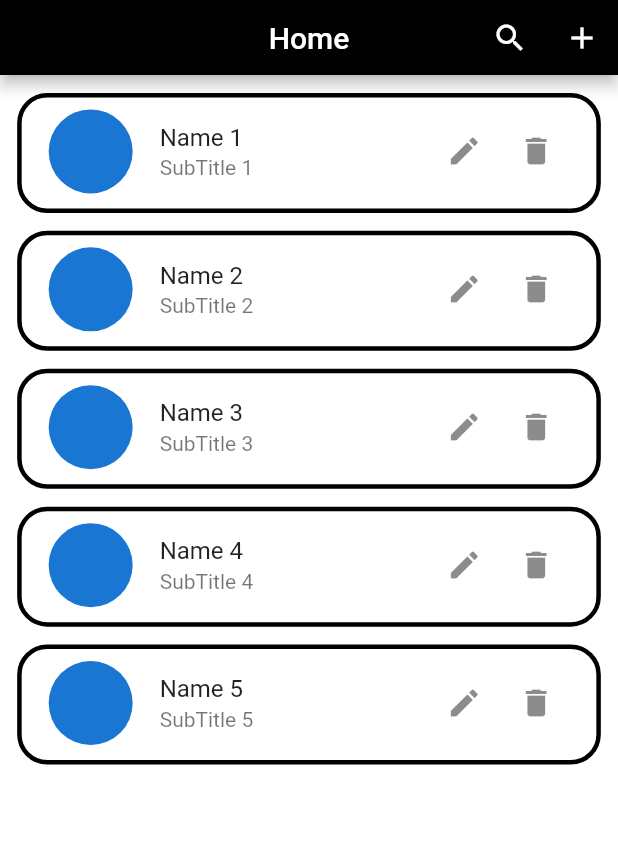
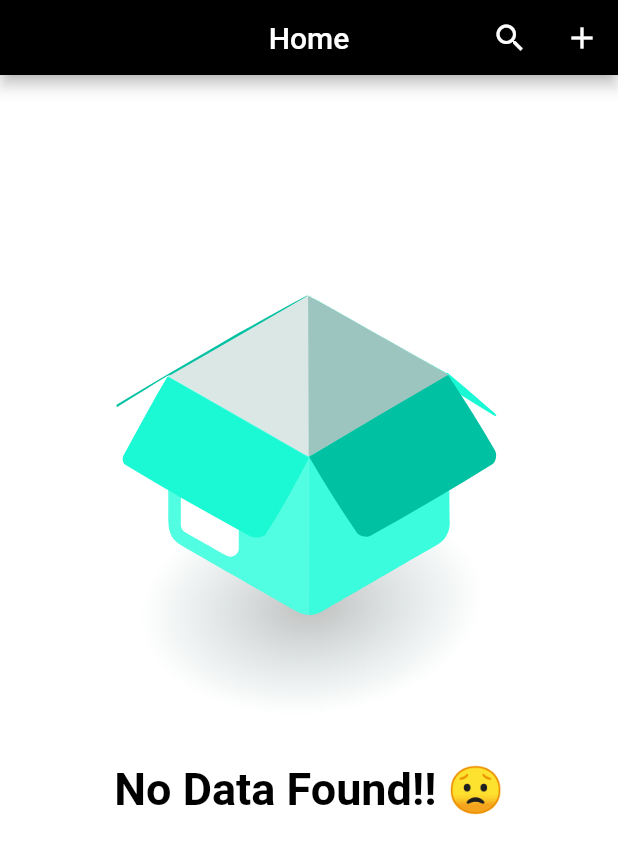
Before and after one commit to JiyadAhammad/student-mgnt, a Flutter app: the screen it shows after launch, on a phone screen of 412 x 824 dp. Shown: the top 854 px of the screen. Run offline on Flutter 3.47's test engine with Material 2 defaults, Android fonts, the phone set to English and light mode, and no system bars; our stand-ins replace flutter_screenutil, get, hive, hive_flutter, image_picker, lottie and 1 more; missing offline and left inert: dart:ffi; accounts and stored records are empty.

Commit message:
data add and delete

```diff
--- a/lib/constant/color/colors.dart
+++ b/lib/constant/color/colors.dart
@@ -5,3 +5,4 @@ final kgrey = Colors.grey[400];
 const kblack = Colors.black;
 const kwhite = Colors.white;
 const kred = Colors.red;
+const kgreen = Colors.green;
--- a/lib/view/home/home_screen.dart
+++ b/lib/view/home/home_screen.dart
@@ -1,27 +1,80 @@
+import 'dart:developer';
+import 'dart:io';
 import 'package:flutter/material.dart';
 import 'package:flutter_screenutil/flutter_screenutil.dart';
 import 'package:get/get.dart';
+import 'package:lottie/lottie.dart';
 import 'package:student/constant/color/colors.dart';
+import 'package:student/controller/controller/student_controller.dart';
+import 'package:student/view/form_widget/form_widget.dart';
+import 'package:student/view/home/widget/serach.dart';
 import 'package:student/view/student_details/student_details.dart';
 import 'package:student/widget/app_bar_widget.dart';
 
+// ignore: must_be_immutable
 class HomeSceen extends StatelessWidget {
-  const HomeSceen({Key? key}) : super(key: key);
+  HomeSceen({Key? key}) : super(key: key);
+
+  StudentController studentController = Get.put(StudentController());
 
   @override
   Widget build(BuildContext context) {
     return Scaffold(
       backgroundColor: kwhite,
-      appBar: const PreferredSize(
+      appBar: PreferredSize(
         preferredSize: Size.fromHeight(50),
-        child: AppBarWidget(title: 'Home'),
+        child: AppBar(
+          backgroundColor: kblack,
+          title: Text(
+            'Home',
           ),
-      body: ListView.separated(
-        itemCount: 5,
-        separatorBuilder: (BuildContext context, int index) {
+          centerTitle: true,
+          actions: [
+            IconButton(
+              padding: EdgeInsets.zero,
+              onPressed: () {
+                showSearch(
+                  context: context,
+                  delegate: Search(),
+                );
+              },
+              icon: const Icon(
+                Icons.search,
+              ),
+            ),
+            IconButton(
+              padding: EdgeInsets.zero,
+              onPressed: () {
+                Get.to(
+                  () => Formwidget(
+                    obj: studentController,
+                  ),
+                  transition: Transition.zoom,
+                  duration: const Duration(
+                    milliseconds: 1000,
+                  ),
+                );
+              },
+              icon: const Icon(
+                Icons.add,
+              ),
+            ),
+          ],
+        ),
+      ),
+      body: GetBuilder<StudentController>(
+          init: StudentController(),
+          builder: (studentControllerList) {
+            // log('${studentControllerList.list.length} this is the lenth');
+            return studentController.list.isNotEmpty
+                ? ListView.separated(
+                    physics: const BouncingScrollPhysics(),
+                    itemCount: studentControllerList.list.length,
+                    separatorBuilder: (context, index) {
                       return const SizedBox();
                     },
-        itemBuilder: (BuildContext context, int index) {
+                    itemBuilder: (context, index) {
+                      // log('${studentController.list[index].studentName!} this log from home screen');
                       return Padding(
                         padding: EdgeInsets.only(
                           top: 10.h,
@@ -53,25 +106,22 @@ class HomeSceen extends StatelessWidget {
                             //   // );
                             //   Get.defaultDialog();
                             // },
-                leading: const CircleAvatar(
+                            leading: CircleAvatar(
+                              backgroundImage: FileImage(
+                                File(
+                                  studentControllerList
+                                      .list[index].studentImage!,
+                                ),
+                              ),
                               radius: 30,
                             ),
                             title: Text(
-                  'Name ${index + 1} ',
+                              studentControllerList.list[index].studentName!,
                             ),
                             subtitle: Text(
-                  'SubTitle ${index + 1} ',
+                              studentControllerList.list[index].studentDomain!,
                             ),
-                trailing: Wrap(
-                  children: [
-                    IconButton(
-                      padding: EdgeInsets.zero,
-                      onPressed: () {},
-                      icon: const Icon(
-                        Icons.edit,
-                      ),
-                    ),
-                    IconButton(
+                            trailing: IconButton(
                               padding: EdgeInsets.zero,
                               onPressed: () {
                                 Get.defaultDialog(
@@ -88,7 +138,37 @@ class HomeSceen extends StatelessWidget {
                                   backgroundColor: kblack,
                                   textConfirm: 'Ok',
                                   confirmTextColor: kblack,
-                          onConfirm: () {},
+                                  onConfirm: () {
+                                    studentControllerList.deleteStudent(index);
+                                    Get.back();
+                                    Get.snackbar(
+                                      'title',
+                                      'message',
+                                      titleText: const Center(
+                                        child: Text(
+                                          'Success',
+                                          style: TextStyle(
+                                            fontSize: 20,
+                                            color: kred,
+                                          ),
+                                        ),
+                                      ),
+                                      messageText: const Center(
+                                        child: Text(
+                                          'Successfully Deleted',
+                                          style: TextStyle(
+                                            fontSize: 18,
+                                            color: kwhite,
+                                          ),
+                                        ),
+                                      ),
+                                      snackPosition: SnackPosition.BOTTOM,
+                                      backgroundColor: kblack,
+                                      colorText: kwhite,
+                                      maxWidth: 250,
+                                      margin: const EdgeInsets.only(bottom: 15),
+                                    );
+                                  },
                                   buttonColor: kwhite,
                                   textCancel: 'Cancel',
                                   cancelTextColor: kwhite,
@@ -102,13 +182,29 @@ class HomeSceen extends StatelessWidget {
                                 Icons.delete,
                               ),
                             ),
-                  ],
-                ),
                           ),
                         ),
                       );
                     },
+                  )
+                : Column(
+                    children: [
+                      Center(
+                        child: Lottie.asset(
+                          'asset/lottie/emptyfile.json',
                         ),
+                      ),
+                      const Text(
+                        "No Data Found!! 😟",
+                        style: TextStyle(
+                          color: kblack,
+                          fontSize: 30,
+                          fontWeight: FontWeight.bold,
+                        ),
+                      ),
+                    ],
+                  );
+          }),
     );
   }
 }
--- a/lib/view/splash/splash_screen.dart
+++ b/lib/view/splash/splash_screen.dart
@@ -34,7 +34,7 @@ class _SplashScreenState extends State<SplashScreen> {
       () {
         Navigator.of(context).pushReplacement(
           SlideTransitionAnimation(
-            const HomeSceen(),
+             HomeSceen(),
           ),
         );
       },
--- a/lib/widget/app_bar_widget.dart
+++ b/lib/widget/app_bar_widget.dart
@@ -1,64 +1,64 @@
-import 'package:flutter/material.dart';
-import 'package:get/get.dart';
-import 'package:student/constant/color/colors.dart';
-import 'package:student/view/form_widget/form_widget.dart';
-import 'package:student/view/home/widget/serach.dart';
+// import 'package:flutter/material.dart';
+// import 'package:get/get.dart';
+// import 'package:student/constant/color/colors.dart';
+// import 'package:student/view/form_widget/form_widget.dart';
+// import 'package:student/view/home/widget/serach.dart';
 
-class AppBarWidget extends StatelessWidget {
-  final String title;
-  final IconData searchIcon;
-  final IconData addIcon;
-  const AppBarWidget({
-    Key? key,
-    required this.title,
-    this.searchIcon = Icons.search,
-    this.addIcon = Icons.add,
-  }) : super(key: key);
+// class AppBarWidget extends StatelessWidget {
+//   final String title;
+//   final IconData searchIcon;
+//   final IconData addIcon;
+//   const AppBarWidget({
+//     Key? key,
+//     required this.title,
+//     this.searchIcon = Icons.search,
+//     this.addIcon = Icons.add,
+//   }) : super(key: key);
 
-  @override
-  Widget build(BuildContext context) {
-    return AppBar(
-      backgroundColor: kblack,
-      title: Text(
-        title,
-      ),
-      centerTitle: true,
-      actions: [
-        IconButton(
-          padding: EdgeInsets.zero,
-          onPressed: () {
-            showSearch(
-              context: context,
-              delegate: Search(),
-            );
-          },
-          icon: Icon(
-            searchIcon,
-          ),
-        ),
-        IconButton(
-          padding: EdgeInsets.zero,
-          onPressed: () {
-            Get.to(
-              () => const Formwidget(),
-              transition: Transition.zoom,
-              duration: const Duration(
-                milliseconds: 1000,
-              ),
-            );
-            // Get.to(
-            //   const Formwidget(),
-            //   transition: Transition.zoom,
-            //   duration: const Duration(
-            //     milliseconds: 1000,
-            //   ),
-            // );
-          },
-          icon: Icon(
-            addIcon,
-          ),
-        ),
-      ],
-    );
-  }
-}
+//   @override
+//   Widget build(BuildContext context) {
+//     return AppBar(
+//       backgroundColor: kblack,
+//       title: Text(
+//         title,
+//       ),
+//       centerTitle: true,
+//       actions: [
+//         IconButton(
+//           padding: EdgeInsets.zero,
+//           onPressed: () {
+//             showSearch(
+//               context: context,
+//               delegate: Search(),
+//             );
+//           },
+//           icon: Icon(
+//             searchIcon,
+//           ),
+//         ),
+//         IconButton(
+//           padding: EdgeInsets.zero,
+//           onPressed: () {
+//             Get.to(
+//               () => const Formwidget(),
+//               transition: Transition.zoom,
+//               duration: const Duration(
+//                 milliseconds: 1000,
+//               ),
+//             );
+//             // Get.to(
+//             //   const Formwidget(),
+//             //   transition: Transition.zoom,
+//             //   duration: const Duration(
+//             //     milliseconds: 1000,
+//             //   ),
+//             // );
+//           },
+//           icon: Icon(
+//             addIcon,
+//           ),
+//         ),
+//       ],
+//     );
+//   }
+// }
--- a/pubspec.yaml
+++ b/pubspec.yaml
@@ -55,7 +55,7 @@ flutter:
   # To add assets to your application, add an assets section, like this:
   assets:
     - asset/lottie/
-  #   - images/a_dot_ham.jpeg
+    - asset/images/
   # An image asset can refer to one or more resolution-specific "variants", see
   # https://flutter.dev/assets-and-images/#resolution-aware
   # For details regarding adding assets from package dependencies, see
```
Also changed, not shown: asset/lottie/emptyfile.json (added, +1 -0 lines), lib/controller/controller/student_controller.dart (+32 -4 lines), lib/view/form_widget/form_widget.dart (+28 -8 lines), lib/view/form_widget/widget/text_form_widget.dart (+7 -3 lines), asset/images/No-photo-m.png (added). Lines whose indentation alone changed are shown as unchanged.
